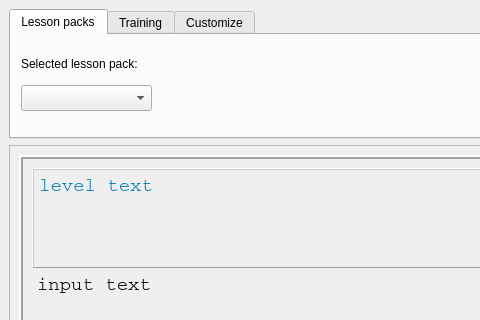
Open-Typer/Open-Typer, file ui/opentyper.ui: the form before one commit; both pictures show x 0 to 480 and y 0 to 320 of the 1538 by 625 pixel window.
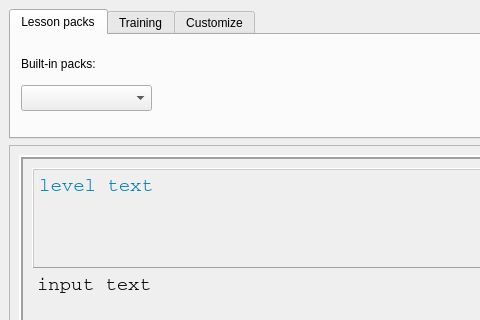
The form after the commit. The open tabs and pages were chosen to show the change. Icons and pictures are not drawn.

Commit message: ui: opentyper: Rename selected lesson pack to built-in packs

```diff
--- a/ui/opentyper.ui
+++ b/ui/opentyper.ui
@@ -56,7 +56,7 @@
          </rect>
         </property>
         <property name="text">
-         <string>Selected lesson pack:</string>
+         <string>Built-in packs:</string>
         </property>
        </widget>
       </widget>
```
Left out of the diff: 2 changed lines with no effect on the pictures.
